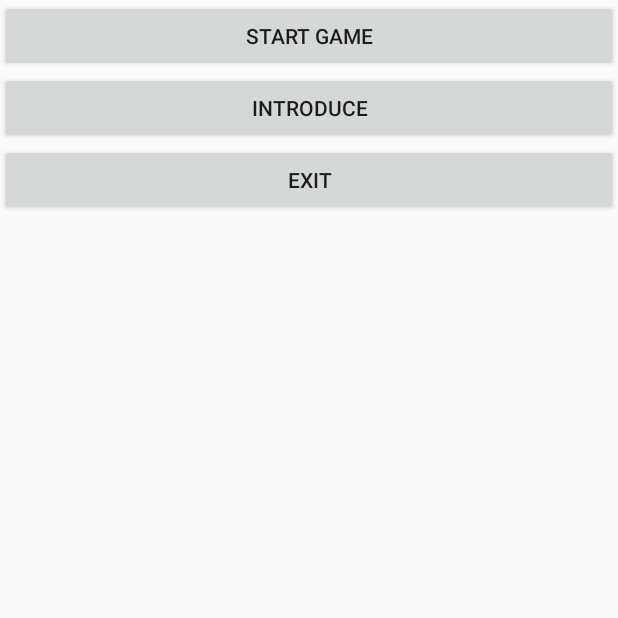
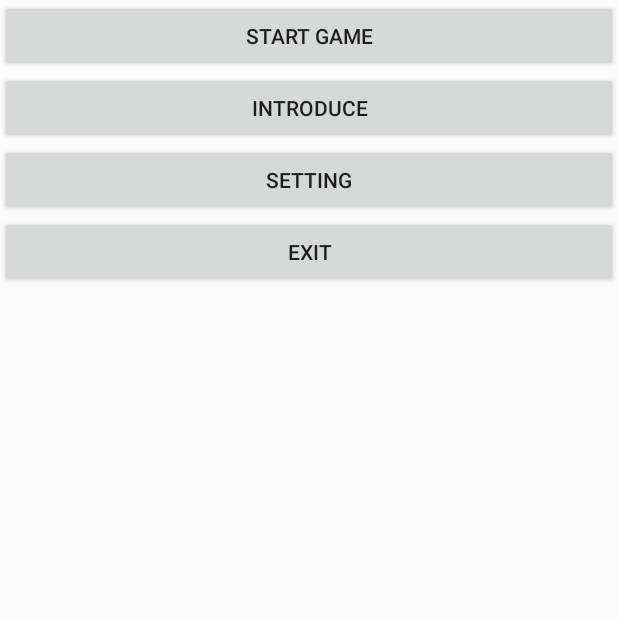
Before and after one commit to dong-frank/NJU_2024_EL, an Android app built with Jetpack Compose: the screen it shows after launch (MainActivity), on a phone screen of 412 x 824 dp, the top half of it. Run offline under Robolectric (Android 15) with nearby library versions, the phone set to English and light mode, and no system bars.

Commit message:
增加前端需求，创建了SettingActivity

```diff
--- a/android/app/src/main/res/layout/launch_layout.xml
+++ b/android/app/src/main/res/layout/launch_layout.xml
@@ -17,7 +17,12 @@
         android:layout_height="wrap_content"
         android:text="INTRODUCE"
         />
-
+    <Button
+        android:id="@+id/setting"
+        android:layout_width="match_parent"
+        android:layout_height="wrap_content"
+        android:text="SETTING"
+        />
     <Button
         android:id="@+id/exit"
         android:layout_width="match_parent"
--- a/android/app/src/main/res/values/strings.xml
+++ b/android/app/src/main/res/values/strings.xml
@@ -2,4 +2,5 @@
     <string name="app_name">Where To Go</string>
     <string name="title_activity_game">GameActivity</string>
     <string name="title_activity_introduce">IntroduceActivity</string>
+    <string name="title_activity_setting">SettingActivity</string>
 </resources>
```
Also changed, not shown: android/app/src/main/AndroidManifest.xml (+6 -1 lines), android/app/src/main/java/com/example/wheretogo/MainActivity.kt (+6 -1 lines), android/app/src/main/java/com/example/wheretogo/SettingActivity.kt (added, +46 -0 lines), 1 other file.
